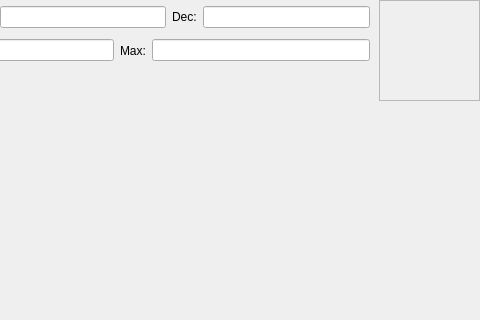
Above: qfitswidget/fitswidget.ui from thusser/qfitswidget before the change; both pictures show x 416 to 896 and y 0 to 320 of the 896 by 553 pixel window. Below: the same form after it.
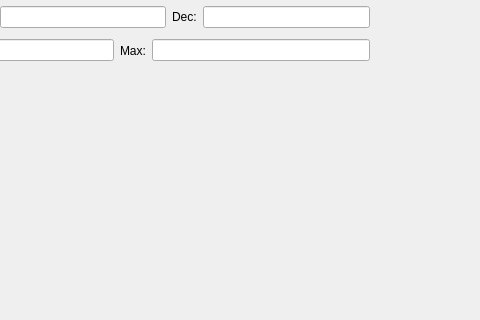
That is the form after the change.

The edit to the form file:
```diff
--- a/qfitswidget/fitswidget.ui
+++ b/qfitswidget/fitswidget.ui
@@ -250,7 +250,7 @@
       </layout>
      </item>
      <item>
-      <widget class="QLabel" name="labelZoom">
+      <widget class="QWidget" name="widgetZoom" native="true">
        <property name="minimumSize">
         <size>
          <width>101</width>
@@ -263,18 +263,20 @@
          <height>101</height>
         </size>
        </property>
-       <property name="frameShape">
-        <enum>QFrame::StyledPanel</enum>
-       </property>
-       <property name="frameShadow">
-        <enum>QFrame::Raised</enum>
-       </property>
-       <property name="text">
-        <string/>
-       </property>
-       <property name="scaledContents">
-        <bool>true</bool>
-       </property>
+       <layout class="QVBoxLayout" name="verticalLayout_5">
+        <property name="leftMargin">
+         <number>0</number>
+        </property>
+        <property name="topMargin">
+         <number>0</number>
+        </property>
+        <property name="rightMargin">
+         <number>0</number>
+        </property>
+        <property name="bottomMargin">
+         <number>0</number>
+        </property>
+       </layout>
       </widget>
      </item>
     </layout>
```
